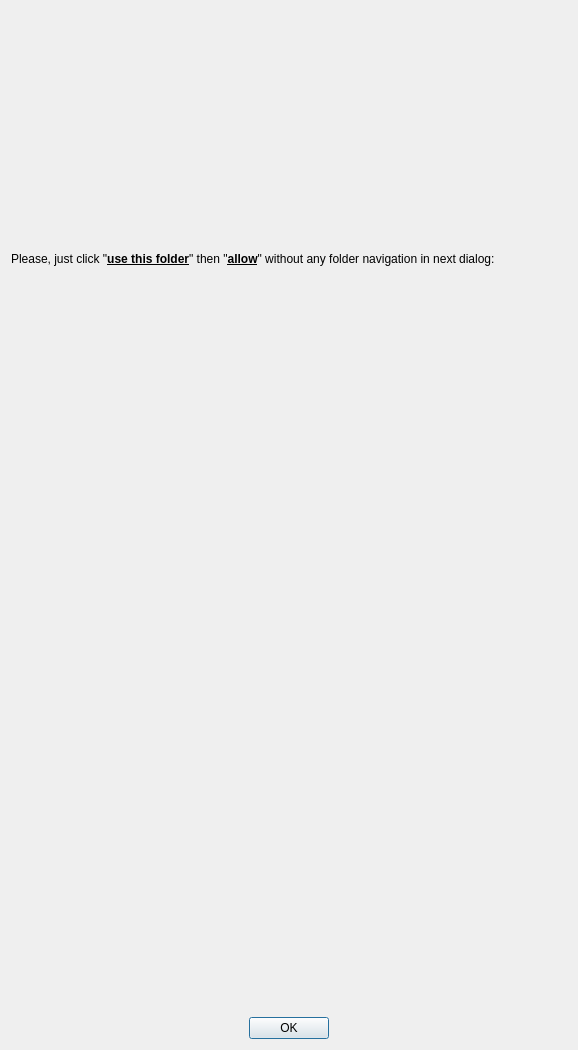
Before: the Qt Designer form safaccessdialog.ui in salieff/es_mod_installer, drawn with Qt 5.
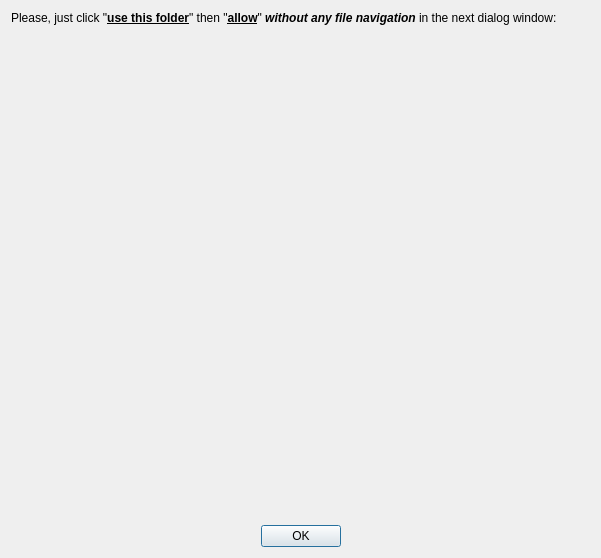
After: the same form once the commit is applied. Icons and pictures are not drawn.

```diff
--- a/safaccessdialog.ui
+++ b/safaccessdialog.ui
@@ -6,8 +6,8 @@
    <rect>
     <x>0</x>
     <y>0</y>
-    <width>578</width>
-    <height>1050</height>
+    <width>601</width>
+    <height>558</height>
    </rect>
   </property>
   <property name="windowTitle">
@@ -17,7 +17,7 @@
    <item>
     <widget class="QLabel" name="label_2">
      <property name="text">
-      <string>&lt;html&gt;&lt;head/&gt;&lt;body&gt;&lt;p&gt;Please, just click &amp;quot;&lt;span style=&quot; font-weight:700; text-decoration: underline;&quot;&gt;use this folder&lt;/span&gt;&amp;quot; then &amp;quot;&lt;span style=&quot; font-weight:700; text-decoration: underline;&quot;&gt;allow&lt;/span&gt;&amp;quot; without any folder navigation in next dialog:&lt;/p&gt;&lt;/body&gt;&lt;/html&gt;</string>
+      <string>&lt;html&gt;&lt;head/&gt;&lt;body&gt;&lt;p&gt;Please, just click &amp;quot;&lt;span style=&quot; font-weight:700; text-decoration: underline;&quot;&gt;use this folder&lt;/span&gt;&amp;quot; then &amp;quot;&lt;span style=&quot; font-weight:700; text-decoration: underline;&quot;&gt;allow&lt;/span&gt;&amp;quot; &lt;span style=&quot; font-weight:700; font-style:italic;&quot;&gt;without any file navigation&lt;/span&gt; in the next dialog window:&lt;/p&gt;&lt;/body&gt;&lt;/html&gt;</string>
      </property>
      <property name="wordWrap">
       <bool>true</bool>
@@ -25,11 +25,73 @@
     </widget>
    </item>
    <item>
-    <widget class="QLabel" name="label">
-     <property name="pixmap">
-      <pixmap resource="qml.qrc">:/icons/saf_access_request.png</pixmap>
+    <spacer name="verticalSpacer_2">
+     <property name="orientation">
+      <enum>Qt::Vertical</enum>
      </property>
-    </widget>
+     <property name="sizeHint" stdset="0">
+      <size>
+       <width>20</width>
+       <height>1</height>
+      </size>
+     </property>
+    </spacer>
+   </item>
+   <item>
+    <layout class="QHBoxLayout" name="horizontalLayout">
+     <item>
+      <spacer name="horizontalSpacer">
+       <property name="orientation">
+        <enum>Qt::Horizontal</enum>
+       </property>
+       <property name="sizeHint" stdset="0">
+        <size>
+         <width>1</width>
+         <height>20</height>
+        </size>
+       </property>
+      </spacer>
+     </item>
+     <item>
+      <widget class="QLabel" name="label">
+       <property name="pixmap">
+        <pixmap resource="qml.qrc">:/icons/saf_access_request.png</pixmap>
+       </property>
+       <property name="scaledContents">
+        <bool>true</bool>
+       </property>
+       <property name="alignment">
+        <set>Qt::AlignCenter</set>
+       </property>
+      </widget>
+     </item>
+     <item>
+      <spacer name="horizontalSpacer_2">
+       <property name="orientation">
+        <enum>Qt::Horizontal</enum>
+       </property>
+       <property name="sizeHint" stdset="0">
+        <size>
+         <width>1</width>
+         <height>20</height>
+        </size>
+       </property>
+      </spacer>
+     </item>
+    </layout>
+   </item>
+   <item>
+    <spacer name="verticalSpacer">
+     <property name="orientation">
+      <enum>Qt::Vertical</enum>
+     </property>
+     <property name="sizeHint" stdset="0">
+      <size>
+       <width>20</width>
+       <height>1</height>
+      </size>
+     </property>
+    </spacer>
    </item>
    <item>
     <widget class="QDialogButtonBox" name="buttonBox">
```
